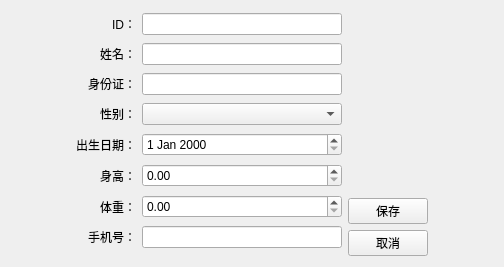
First picture: the form in experiment04/patientedit.ui, repository fhwhsa/HDATS, before the edit.
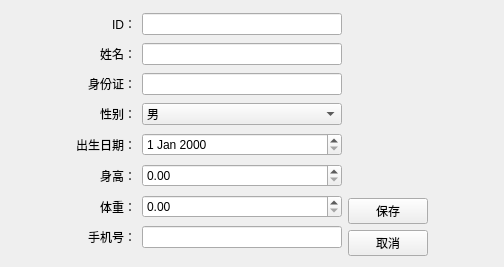
Second picture: the form after the edit.

Patch:
```diff
--- a/experiment04/patientedit.ui
+++ b/experiment04/patientedit.ui
@@ -153,11 +153,6 @@
            <height>0</height>
           </size>
          </property>
-         <item>
-          <property name="text">
-           <string/>
-          </property>
-         </item>
          <item>
           <property name="text">
            <string>男</string>
```
Left out of the diff: 12 changed lines with no effect on the pictures.
